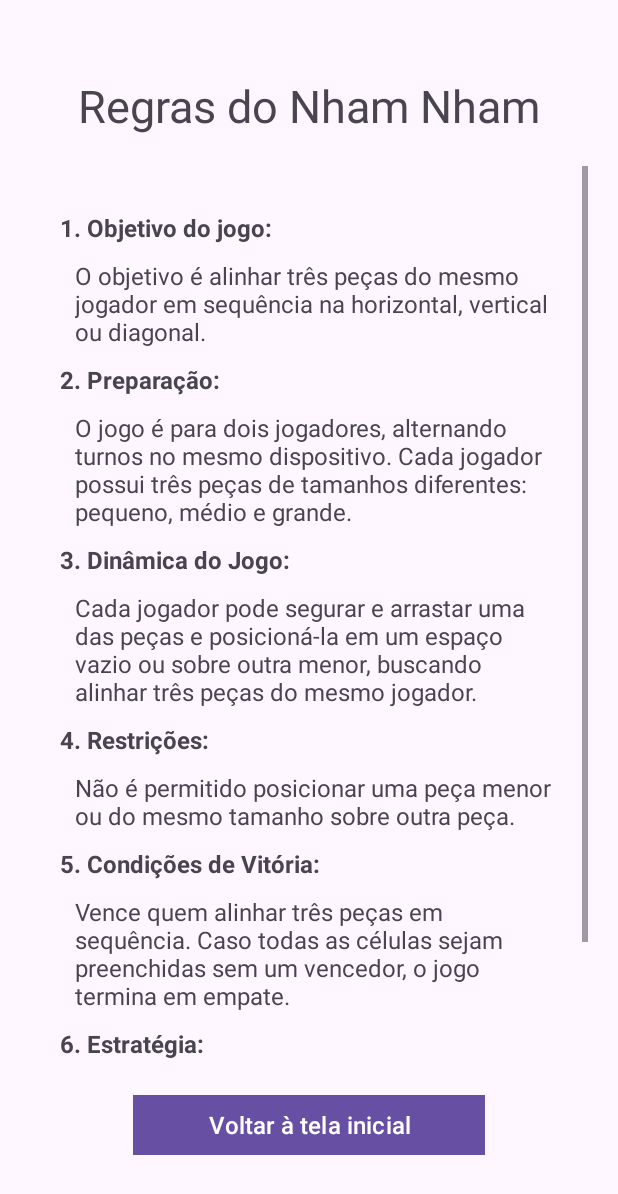
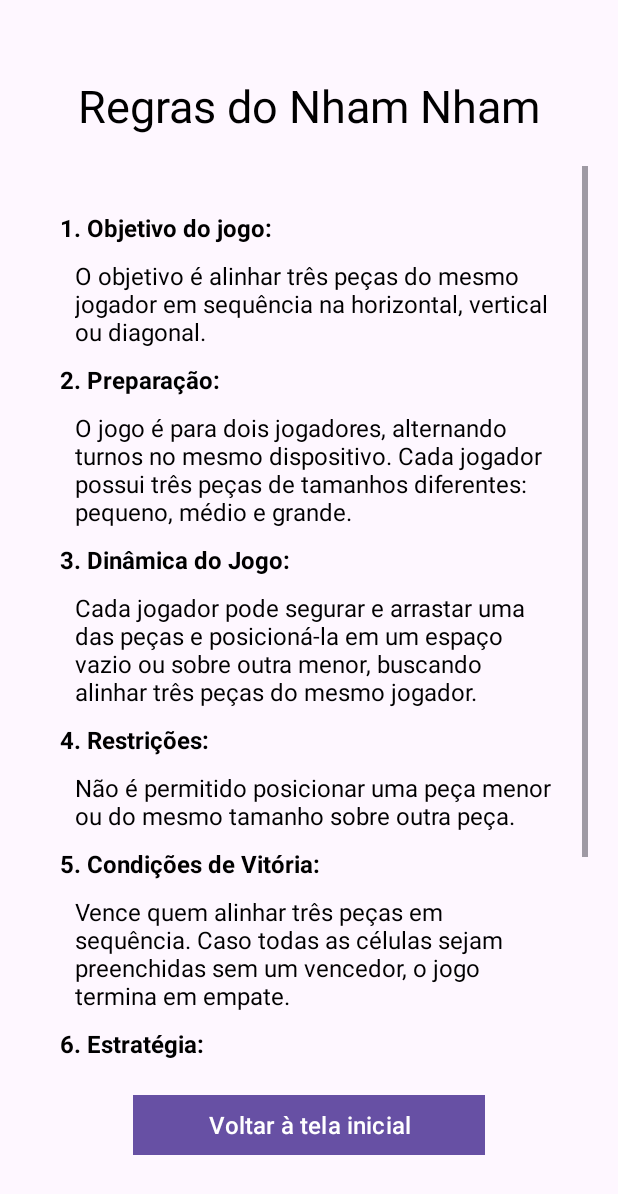
Before and after one commit to GabriellyVitoria5/App-Nham-Nham, an Android app: the Regras screen opened directly, with no data from a screen before it, on a phone screen of 412 x 824 dp. Shown: the top 1194 px of the screen. Run offline under Robolectric (Android 15) with nearby library versions, the phone set to English and light mode, and no system bars.

Commit message:
Adicionar regra 7 e mudança na cor do texto

```diff
--- a/app/src/main/res/layout/activity_regras.xml
+++ b/app/src/main/res/layout/activity_regras.xml
@@ -7,12 +7,14 @@
     android:layout_height="match_parent"
     tools:context=".Regras">
 
+    <!-- Título -->
     <TextView
         android:id="@+id/txt_titulo_regras"
         android:layout_width="wrap_content"
         android:layout_height="wrap_content"
         android:text="@string/regras"
         android:textSize="@dimen/fonte_30"
+        android:textColor="@color/black"
         android:layout_marginTop="50dp"
         app:layout_constraintTop_toTopOf="parent"
         app:layout_constraintStart_toStartOf="parent"
@@ -40,6 +42,7 @@
             android:layout_height="wrap_content"
             android:orientation="vertical">
 
+            <!-- Regra 1 -->
             <TextView
                 android:id="@+id/txt_regra1"
                 android:layout_width="wrap_content"
@@ -47,6 +50,7 @@
                 android:text="@string/regra1_titulo"
                 android:textSize="@dimen/fonte_16"
                 android:textStyle="bold"
+                android:textColor="@color/black"
                 android:layout_marginTop="30dp"
                 android:layout_marginStart="@dimen/borda_20"
                 android:layout_marginEnd="@dimen/borda_20"
@@ -60,6 +64,7 @@
                 android:layout_height="wrap_content"
                 android:text="@string/regra1_conteudo"
                 android:textSize="@dimen/fonte_16"
+                android:textColor="@color/black"
                 android:layout_marginTop="10dp"
                 android:layout_marginStart="30dp"
                 android:layout_marginEnd="@dimen/borda_20"
@@ -68,6 +73,7 @@
                 app:layout_constraintEnd_toEndOf="parent"
                 />
 
+            <!-- Regra 2 -->
             <TextView
                 android:id="@+id/txt_regra2"
                 android:layout_width="wrap_content"
@@ -75,6 +81,7 @@
                 android:text="@string/regra2_titulo"
                 android:textSize="@dimen/fonte_16"
                 android:textStyle="bold"
+                android:textColor="@color/black"
                 android:layout_marginTop="10dp"
                 android:layout_marginStart="@dimen/borda_20"
                 app:layout_constraintTop_toBottomOf="@id/txt_regra1_conteudo"
@@ -87,6 +94,7 @@
                 android:layout_height="wrap_content"
                 android:text="@string/regra2_conteudo"
                 android:textSize="@dimen/fonte_16"
+                android:textColor="@color/black"
                 android:layout_marginTop="10dp"
                 android:layout_marginStart="30dp"
                 android:layout_marginEnd="@dimen/borda_20"
@@ -95,6 +103,7 @@
                 app:layout_constraintEnd_toEndOf="parent"
                 />
 
+            <!-- Regra 3 -->
             <TextView
                 android:id="@+id/txt_regra3"
                 android:layout_width="wrap_content"
@@ -102,6 +111,7 @@
                 android:text="@string/regra3_titulo"
                 android:textSize="@dimen/fonte_16"
                 android:textStyle="bold"
+                android:textColor="@color/black"
                 android:layout_marginTop="10dp"
                 android:layout_marginStart="@dimen/borda_20"
                 app:layout_constraintTop_toBottomOf="@id/txt_regra2_conteudo"
@@ -114,6 +124,7 @@
                 android:layout_height="wrap_content"
                 android:text="@string/regra3_conteudo"
                 android:textSize="@dimen/fonte_16"
+                android:textColor="@color/black"
                 android:layout_marginTop="10dp"
                 android:layout_marginStart="30dp"
                 android:layout_marginEnd="@dimen/borda_20"
@@ -122,6 +133,7 @@
                 app:layout_constraintEnd_toEndOf="parent"
                 />
 
+            <!-- Regra 4 -->
             <TextView
                 android:id="@+id/txt_regra4"
                 android:layout_width="wrap_content"
@@ -129,6 +141,7 @@
                 android:text="@string/regra4_titulo"
                 android:textSize="@dimen/fonte_16"
                 android:textStyle="bold"
+                android:textColor="@color/black"
                 android:layout_marginTop="10dp"
                 android:layout_marginStart="@dimen/borda_20"
                 app:layout_constraintTop_toBottomOf="@id/txt_regra3_conteudo"
@@ -141,6 +154,7 @@
                 android:layout_height="wrap_content"
                 android:text="@string/regra4_conteudo"
                 android:textSize="@dimen/fonte_16"
+                android:textColor="@color/black"
                 android:layout_marginTop="10dp"
                 android:layout_marginStart="30dp"
                 android:layout_marginEnd="@dimen/borda_20"
@@ -149,6 +163,7 @@
                 app:layout_constraintEnd_toEndOf="parent"
                 />
 
+            <!-- Regra 5 -->
             <TextView
                 android:id="@+id/txt_regra5"
                 android:layout_width="wrap_content"
@@ -156,6 +171,7 @@
                 android:text="@string/regra5_titulo"
                 android:textSize="@dimen/fonte_16"
                 android:textStyle="bold"
+                android:textColor="@color/black"
                 android:layout_marginTop="10dp"
                 android:layout_marginStart="@dimen/borda_20"
                 app:layout_constraintTop_toBottomOf="@id/txt_regra4_conteudo"
@@ -168,6 +184,7 @@
                 android:layout_height="wrap_content"
                 android:text="@string/regra5_conteudo"
                 android:textSize="@dimen/fonte_16"
+                android:textColor="@color/black"
                 android:layout_marginTop="10dp"
                 android:layout_marginStart="30dp"
                 android:layout_marginEnd="@dimen/borda_20"
@@ -176,6 +193,7 @@
                 app:layout_constraintEnd_toEndOf="parent"
                 />
 
+            <!-- Regra 6 -->
             <TextView
                 android:id="@+id/txt_regra6"
                 android:layout_width="wrap_content"
@@ -183,6 +201,7 @@
                 android:text="@string/regra6_titulo"
                 android:textSize="@dimen/fonte_16"
                 android:textStyle="bold"
+                android:textColor="@color/black"
                 android:layout_marginTop="10dp"
                 android:layout_marginStart="@dimen/borda_20"
                 app:layout_constraintTop_toBottomOf="@id/txt_regra5_conteudo"
@@ -195,6 +214,7 @@
                 android:layout_height="wrap_content"
                 android:text="@string/regra6_conteudo"
                 android:textSize="@dimen/fonte_16"
+                android:textColor="@color/black"
                 android:layout_marginTop="10dp"
                 android:layout_marginStart="30dp"
                 android:layout_marginBottom="20dp"
@@ -204,10 +224,42 @@
                 app:layout_constraintEnd_toEndOf="parent"
                 />
 
+            <!-- Regra 7 -->
+            <TextView
+                android:id="@+id/txt_regra7"
+                android:layout_width="wrap_content"
+                android:layout_height="wrap_content"
+                android:text="@string/regra7_titulo"
+                android:textSize="@dimen/fonte_16"
+                android:textStyle="bold"
+                android:textColor="@color/black"
+                android:layout_marginTop="10dp"
+                android:layout_marginStart="@dimen/borda_20"
+                app:layout_constraintTop_toBottomOf="@id/txt_regra6_conteudo"
+                app:layout_constraintStart_toStartOf="parent"
+                />
+
+            <TextView
+                android:id="@+id/txt_regra7_conteudo"
+                android:layout_width="wrap_content"
+                android:layout_height="wrap_content"
+                android:text="@string/regra7_conteudo"
+                android:textSize="@dimen/fonte_16"
+                android:textColor="@color/black"
+                android:layout_marginTop="10dp"
+                android:layout_marginStart="30dp"
+                android:layout_marginBottom="20dp"
+                android:layout_marginEnd="@dimen/borda_20"
+                app:layout_constraintTop_toBottomOf="@id/txt_regra7"
+                app:layout_constraintStart_toStartOf="parent"
+                app:layout_constraintEnd_toEndOf="parent"
+                />
+
         </LinearLayout>
 
     </ScrollView>
 
+    <!-- Voltar para a tela inicial -->
     <Button
         android:id="@+id/btn_regras_voltar"
         android:layout_width="wrap_content"
```
